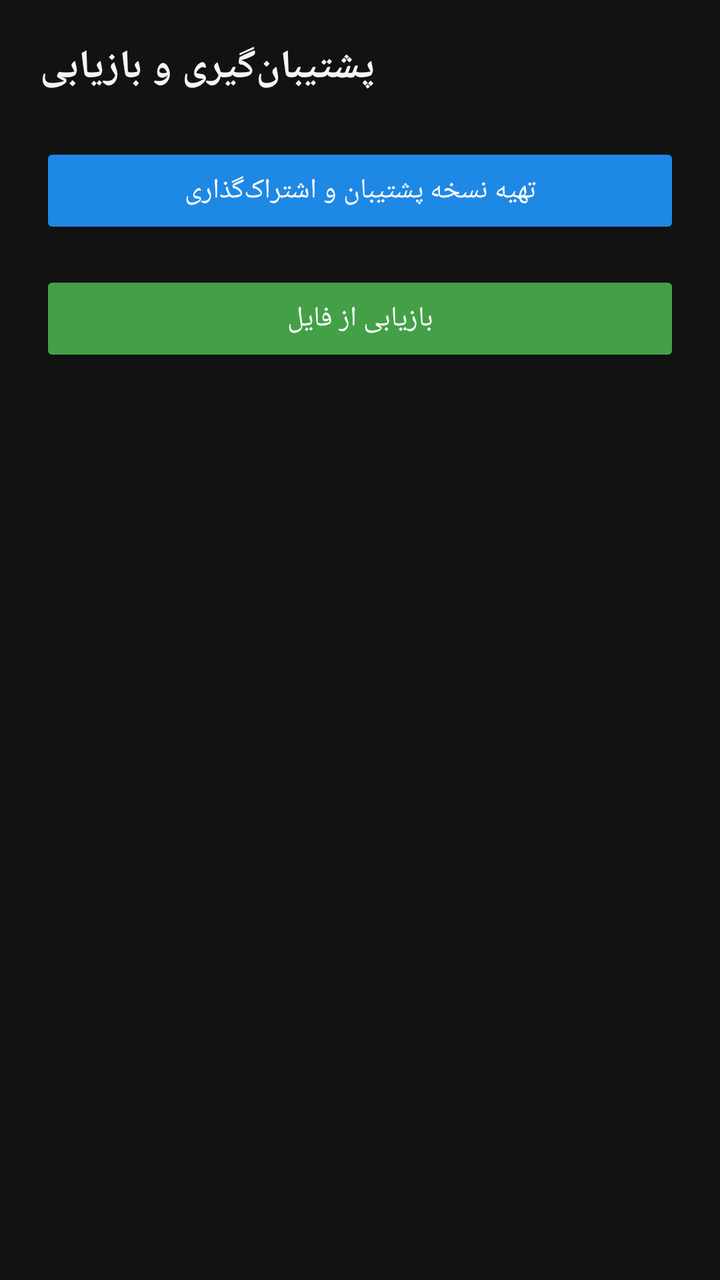
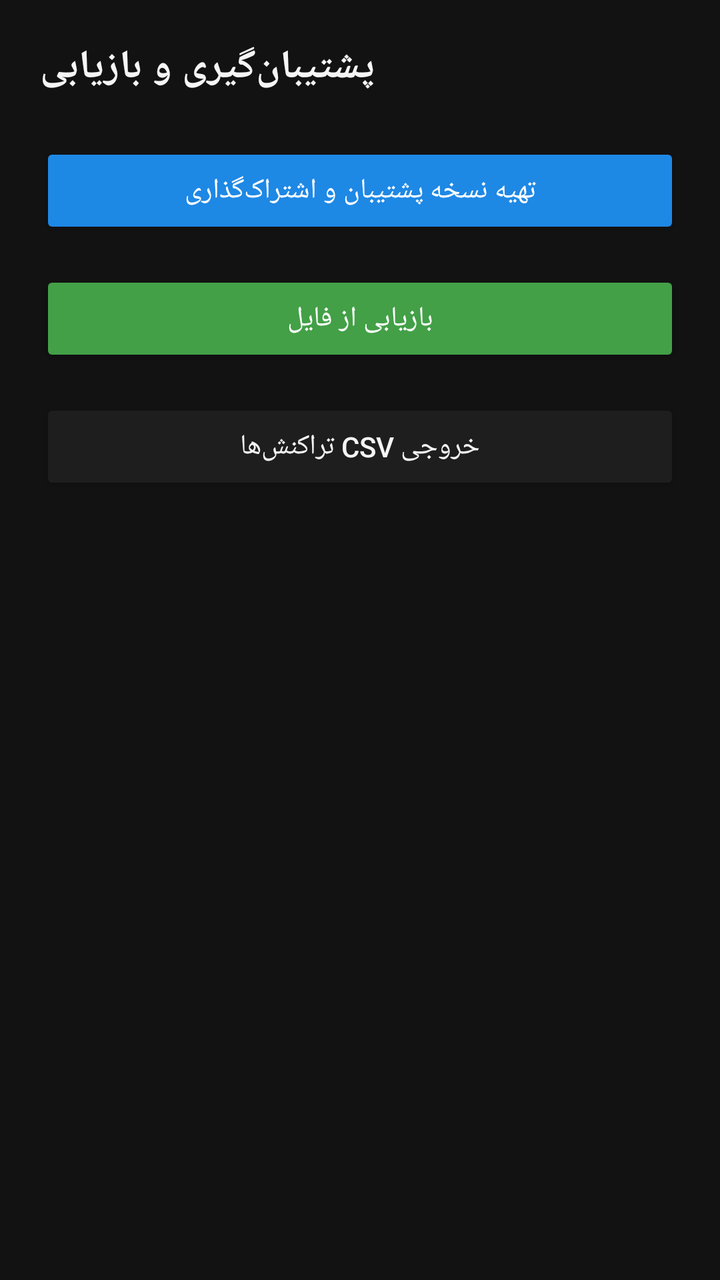

Compare the two renders of this Android layout. The source of the first and the diff that turns it into the second are given below.
<!-- AndroidManifest.xml: activity theme Theme.MoneyManager -->
<!-- res/layout/activity_backup.xml -->
<?xml version="1.0" encoding="utf-8"?>
<LinearLayout xmlns:android="http://schemas.android.com/apk/res/android"
    android:layout_width="match_parent"
    android:layout_height="match_parent"
    android:layoutDirection="rtl"
    android:orientation="vertical"
    android:background="@color/background"
    android:padding="20dp">

    <TextView
        android:layout_width="wrap_content"
        android:layout_height="wrap_content"
        android:text="@string/backup_title"
        android:textSize="20sp"
        android:textStyle="bold"
        android:textColor="@color/text_primary"
        android:layout_marginBottom="24dp" />

    <Button
        android:id="@+id/btnBackup"
        android:layout_width="match_parent"
        android:layout_height="wrap_content"
        android:backgroundTint="@color/primary"
        android:textColor="@color/white"
        android:text="@string/backup_now"
        android:layout_marginBottom="16dp" />

    <Button
        android:id="@+id/btnRestore"
        android:layout_width="match_parent"
        android:layout_height="wrap_content"
        android:backgroundTint="@color/income_green"
        android:textColor="@color/white"
        android:text="@string/restore_now" />

</LinearLayout>
<!-- resources referenced by this layout -->
<resources>
  <color name="background">#121212</color>
  <color name="income_green">#43A047</color>
  <color name="primary">#1E88E5</color>
  <color name="text_primary">#F5F5F5</color>
  <color name="white">#FFFFFF</color>
  <string name="backup_now">تهیه نسخه پشتیبان و اشتراک‌گذاری</string>
  <string name="backup_title">پشتیبان‌گیری و بازیابی</string>
  <string name="restore_now">بازیابی از فایل</string>
  <style name="Theme.MoneyManager" parent="Theme.MaterialComponents.DayNight.NoActionBar">
          <item name="colorPrimary">@color/primary</item>
          <item name="colorPrimaryDark">@color/primary_dark</item>
          <item name="colorAccent">@color/primary</item>
          <item name="android:windowBackground">@color/background</item>
          <item name="android:statusBarColor">@color/primary_dark</item>
      </style>
  <color name="primary_dark">#0D47A1</color>
</resources>

<!-- the commit's change to res/layout/activity_backup.xml (unified diff, before → after) -->
@@ -31,6 +31,15 @@
         android:layout_height="wrap_content"
         android:backgroundTint="@color/income_green"
         android:textColor="@color/white"
-        android:text="@string/restore_now" />
+        android:text="@string/restore_now"
+        android:layout_marginBottom="16dp" />
+
+    <Button
+        android:id="@+id/btnExportCsv"
+        android:layout_width="match_parent"
+        android:layout_height="wrap_content"
+        android:backgroundTint="@color/card_background"
+        android:textColor="@color/text_primary"
+        android:text="@string/export_csv" />
 
 </LinearLayout>
<!-- resource entries referenced after the edit -->
@@ -1,12 +1,14 @@
 <!-- resources referenced by this layout -->
 <resources>
   <color name="background">#121212</color>
+  <color name="card_background">#1E1E1E</color>
   <color name="income_green">#43A047</color>
   <color name="primary">#1E88E5</color>
   <color name="text_primary">#F5F5F5</color>
   <color name="white">#FFFFFF</color>
   <string name="backup_now">تهیه نسخه پشتیبان و اشتراک‌گذاری</string>
   <string name="backup_title">پشتیبان‌گیری و بازیابی</string>
+  <string name="export_csv">خروجی CSV تراکنش‌ها</string>
   <string name="restore_now">بازیابی از فایل</string>
   <style name="Theme.MoneyManager" parent="Theme.MaterialComponents.DayNight.NoActionBar">
           <item name="colorPrimary">@color/primary</item>
